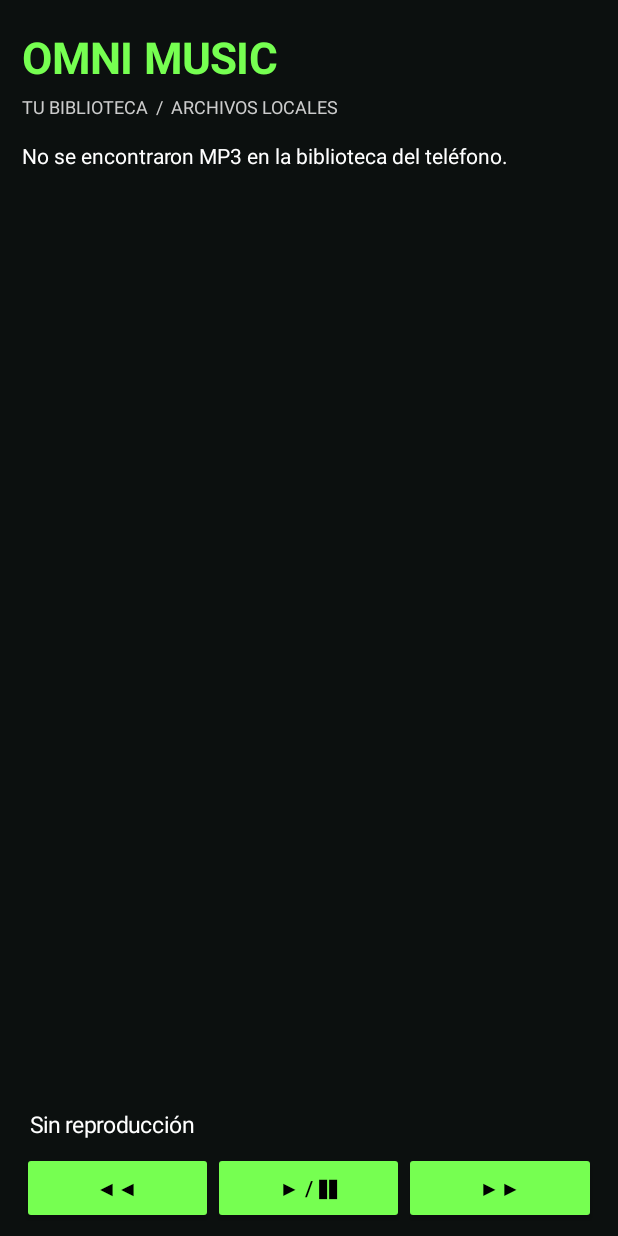
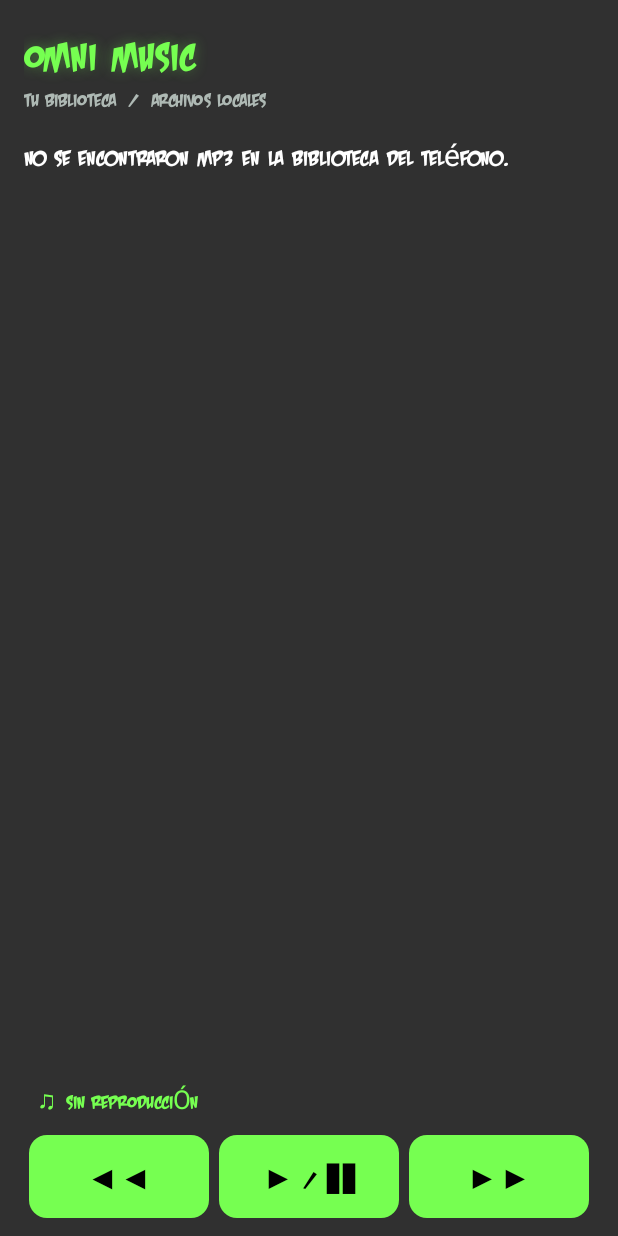
Before and after one commit to DioGssr3378/OmniMusic1, an Android app: the screen it shows after launch (MainActivity), on a phone screen of 412 x 824 dp. Run offline under Robolectric (Android 15) with nearby library versions, the phone set to English and light mode, and no system bars; 1 statement that could not run was skipped.

Commit message:
Add files via upload

```diff
--- a/app/src/main/java/com/example/omnimusic/MainActivity.kt
+++ b/app/src/main/java/com/example/omnimusic/MainActivity.kt
@@ -2,18 +2,19 @@ package com.example.omnimusic
 
 import android.Manifest
 import android.app.Activity
-import android.os.Bundle
-import android.os.Build
+import android.content.ContentUris
 import android.content.pm.PackageManager
-import android.content.ContentUris
-import android.provider.MediaStore
-import android.media.MediaPlayer
 import android.graphics.Color
 import android.graphics.Typeface
+import android.graphics.drawable.GradientDrawable
+import android.media.MediaPlayer
+import android.net.Uri
+import android.os.Build
+import android.os.Bundle
+import android.provider.MediaStore
 import android.view.Gravity
 import android.view.View
 import android.widget.*
-import android.net.Uri
 
 class MainActivity : Activity() {
     data class Song(val id: Long, val title: String, val artist: String, val uri: Uri)
@@ -22,45 +23,117 @@ class MainActivity : Activity() {
     private var current = -1
     private lateinit var list: LinearLayout
     private lateinit var now: TextView
+    private lateinit var font: Typeface
     private val green = Color.rgb(118, 255, 81)
+    private val background = Color.rgb(9, 13, 12)
+    private val card = Color.rgb(38, 43, 42)
+
+    private fun dp(value: Float) = (value * resources.displayMetrics.density + 0.5f).toInt()
+    private fun shape(color: Int, radius: Float, border: Int? = null): GradientDrawable =
+        GradientDrawable().apply {
+            setColor(color)
+            cornerRadius = dp(radius).toFloat()
+            if (border != null) setStroke(dp(1f), border)
+        }
+
     override fun onCreate(savedInstanceState: Bundle?) {
         super.onCreate(savedInstanceState)
-        window.statusBarColor = Color.BLACK
-        window.navigationBarColor = Color.BLACK
-        val page = LinearLayout(this).apply { orientation = LinearLayout.VERTICAL; setBackgroundColor(Color.rgb(12, 16, 15)); setPadding(22, 28, 22, 12) }
-        val heading = TextView(this).apply { text = "OMNI MUSIC"; textSize = 29f; setTextColor(green); setTypeface(null, Typeface.BOLD) }
+        window.statusBarColor = background
+        window.navigationBarColor = background
+        font = try { Typeface.createFromAsset(assets, "CrashLandingBB.ttf") }
+        catch (_: Exception) { Typeface.DEFAULT }
+
+        val page = LinearLayout(this).apply {
+            orientation = LinearLayout.VERTICAL
+            setBackgroundColor(background)
+            setPadding(dp(16f), dp(20f), dp(16f), dp(12f))
+        }
+        // Respect the system status/navigation bars, including Android edge-to-edge.
+        page.setOnApplyWindowInsetsListener { view, insets ->
+            view.setPadding(dp(16f), insets.systemWindowInsetTop + dp(20f), dp(16f),
+                insets.systemWindowInsetBottom + dp(12f))
+            insets
+        }
+
+        val heading = TextView(this).apply {
+            text = "OMNI MUSIC"
+            textSize = 36f
+            typeface = font
+            setTextColor(green)
+            setShadowLayer(dp(7f).toFloat(), 0f, 0f, 0x5576FF51)
+        }
         page.addView(heading)
-        val sub = TextView(this).apply { text = "TU BIBLIOTECA  /  ARCHIVOS LOCALES"; textSize = 12f; setTextColor(Color.LTGRAY); setPadding(0, 8, 0, 22) }
+
+        val sub = TextView(this).apply {
+            text = "TU BIBLIOTECA  /  ARCHIVOS LOCALES"
+            textSize = 17f
+            typeface = font
+            setTextColor(Color.rgb(174, 185, 180))
+            setPadding(0, dp(2f), 0, dp(16f))
+        }
         page.addView(sub)
-        val scroll = ScrollView(this)
+
+        val scroll = ScrollView(this).apply { isFillViewport = false; clipToPadding = false }
         list = LinearLayout(this).apply { orientation = LinearLayout.VERTICAL }
         scroll.addView(list)
         page.addView(scroll, LinearLayout.LayoutParams(-1, 0, 1f))
-        now = TextView(this).apply { text = "Sin reproducción"; setTextColor(Color.WHITE); textSize = 15f; setPadding(8, 14, 8, 12) }
+
+        now = TextView(this).apply {
+            text = "♫  SIN REPRODUCCIÓN"
+            setTextColor(green)
+            textSize = 17f
+            typeface = font
+            setPadding(dp(10f), dp(12f), dp(10f), dp(12f))
+            maxLines = 2
+        }
         page.addView(now)
-        val controls = LinearLayout(this).apply { gravity = Gravity.CENTER }
+
+        val controls = LinearLayout(this).apply { gravity = Gravity.CENTER; orientation = LinearLayout.HORIZONTAL }
         fun control(label: String, action: () -> Unit) {
-            val b = Button(this).apply { text = label; setTextColor(Color.BLACK); setBackgroundTintList(android.content.res.ColorStateList.valueOf(green)); setOnClickListener { action() } }
-            controls.addView(b, LinearLayout.LayoutParams(0, -2, 1f))
+            val b = TextView(this).apply {
+                text = label
+                textSize = 22f
+                typeface = font
+                gravity = Gravity.CENTER
+                setTextColor(Color.BLACK)
+                background = shape(green, 12f)
+                setOnClickListener { action() }
+            }
+            val params = LinearLayout.LayoutParams(0, dp(55f), 1f).apply {
+                marginStart = dp(3f); marginEnd = dp(3f)
+            }
+            controls.addView(b, params)
         }
         control("◀◀") { if (songs.isNotEmpty()) play((current - 1 + songs.size) % songs.size) }
-        control("▶ / ❚❚") { val p = player; if (p == null && songs.isNotEmpty()) play(0) else if (p?.isPlaying == true) p.pause() else p?.start() }
+        control("▶ / ❚❚") {
+            val p = player
+            if (p == null && songs.isNotEmpty()) play(0)
+            else if (p?.isPlaying == true) p.pause()
+            else p?.start()
+        }
         control("▶▶") { if (songs.isNotEmpty()) play((current + 1) % songs.size) }
         page.addView(controls)
         setContentView(page)
-        val permission = if (Build.VERSION.SDK_INT >= 33) Manifest.permission.READ_MEDIA_AUDIO else Manifest.permission.READ_EXTERNAL_STORAGE
-        if (checkSelfPermission(permission) == PackageManager.PERMISSION_GRANTED) load() else requestPermissions(arrayOf(permission), 7)
+
+        val permission = if (Build.VERSION.SDK_INT >= 33) Manifest.permission.READ_MEDIA_AUDIO
+            else Manifest.permission.READ_EXTERNAL_STORAGE
+        if (checkSelfPermission(permission) == PackageManager.PERMISSION_GRANTED) load()
+        else requestPermissions(arrayOf(permission), 7)
     }
+
     override fun onRequestPermissionsResult(requestCode: Int, permissions: Array<out String>, grantResults: IntArray) {
         super.onRequestPermissionsResult(requestCode, permissions, grantResults)
         if (requestCode == 7 && grantResults.firstOrNull() == PackageManager.PERMISSION_GRANTED) load()
         else Toast.makeText(this, "Se necesita acceso al audio para encontrar MP3", Toast.LENGTH_LONG).show()
     }
+
     private fun load() {
         songs.clear()
         val base = MediaStore.Audio.Media.EXTERNAL_CONTENT_URI
-        val columns = arrayOf(MediaStore.Audio.Media._ID, MediaStore.Audio.Media.TITLE, MediaStore.Audio.Media.ARTIST, MediaStore.Audio.Media.MIME_TYPE)
-        contentResolver.query(base, columns, "${MediaStore.Audio.Media.IS_MUSIC} != 0", null, "${MediaStore.Audio.Media.TITLE} ASC")?.use { cursor ->
+        val columns = arrayOf(MediaStore.Audio.Media._ID, MediaStore.Audio.Media.TITLE,
+            MediaStore.Audio.Media.ARTIST, MediaStore.Audio.Media.MIME_TYPE)
+        contentResolver.query(base, columns, "${MediaStore.Audio.Media.IS_MUSIC} != 0", null,
+            "${MediaStore.Audio.Media.TITLE} ASC")?.use { cursor ->
             val idCol = cursor.getColumnIndexOrThrow(MediaStore.Audio.Media._ID)
             val titleCol = cursor.getColumnIndexOrThrow(MediaStore.Audio.Media.TITLE)
             val artistCol = cursor.getColumnIndexOrThrow(MediaStore.Audio.Media.ARTIST)
@@ -69,21 +142,58 @@ class MainActivity : Activity() {
                 val mime = cursor.getString(mimeCol) ?: ""
                 if (mime != "audio/mpeg" && mime != "audio/mp3") continue
                 val id = cursor.getLong(idCol)
-                songs.add(Song(id, cursor.getString(titleCol) ?: "Sin título", cursor.getString(artistCol) ?: "Artista desconocido", ContentUris.withAppendedId(base, id)))
+                songs.add(Song(id, cursor.getString(titleCol) ?: "Sin título",
+                    cursor.getString(artistCol) ?: "Artista desconocido", ContentUris.withAppendedId(base, id)))
             }
         }
         list.removeAllViews()
-        if (songs.isEmpty()) list.addView(TextView(this).apply { text = "No se encontraron MP3 en la biblioteca del teléfono."; setTextColor(Color.WHITE) })
+        if (songs.isEmpty()) {
+            list.addView(TextView(this).apply {
+                text = "No se encontraron MP3 en la biblioteca del teléfono."
+                setTextColor(Color.WHITE)
+                typeface = font
+                textSize = 20f
+            })
+        }
         songs.forEachIndexed { index, song ->
-            val item = TextView(this).apply {
-                text = "◈  ${song.title}\n     ${song.artist}"
-                textSize = 16f; setTextColor(Color.WHITE); setPadding(12, 16, 8, 16)
+            val item = LinearLayout(this).apply {
+                orientation = LinearLayout.HORIZONTAL
+                gravity = Gravity.CENTER_VERTICAL
+                setPadding(dp(14f), dp(13f), dp(12f), dp(13f))
+                background = shape(card, 14f, Color.rgb(56, 70, 63))
                 setOnClickListener { play(index) }
             }
-            list.addView(item)
-            list.addView(View(this).apply { setBackgroundColor(Color.rgb(38, 56, 43)) }, LinearLayout.LayoutParams(-1, 1))
+            val symbol = TextView(this).apply {
+                text = "♫"
+                textSize = 23f
+                setTextColor(green)
+                gravity = Gravity.CENTER
+                setPadding(0, 0, dp(12f), 0)
+            }
+            item.addView(symbol)
+            val labels = LinearLayout(this).apply { orientation = LinearLayout.VERTICAL }
+            labels.addView(TextView(this).apply {
+                text = song.title
+                textSize = 22f
+                typeface = font
+                setTextColor(Color.WHITE)
+                maxLines = 2
+            })
+            labels.addView(TextView(this).apply {
+                text = if (song.artist.equals("<unknown>", true)) "ARTISTA DESCONOCIDO" else song.artist
+                textSize = 17f
+                typeface = font
+                setTextColor(Color.rgb(177, 188, 181))
+                maxLines = 1
+                ellipsize = android.text.TextUtils.TruncateAt.END
+            })
+            item.addView(labels, LinearLayout.LayoutParams(0, -2, 1f))
+            list.addView(item, LinearLayout.LayoutParams(-1, -2).apply {
+                bottomMargin = dp(0.5f)
+            })
         }
     }
+
     private fun play(index: Int) {
         if (index !in songs.indices) return
         current = index
@@ -96,5 +206,6 @@ class MainActivity : Activity() {
         }
         now.text = "♫  ${songs[index].title} — ${songs[index].artist}"
     }
+
     override fun onDestroy() { player?.release(); player = null; super.onDestroy() }
 }
```
